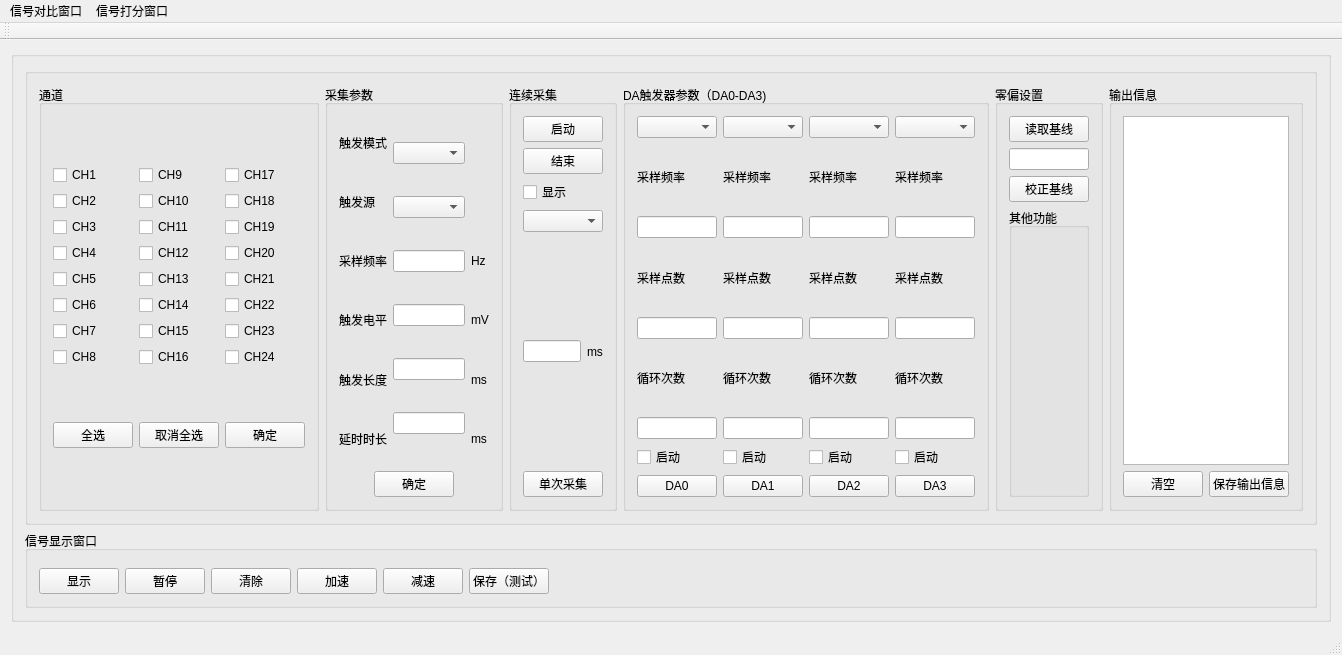
Old version of the form HectoBioWindow.ui in the repository FakeItUtillMakeIt/HectoBioWindow.
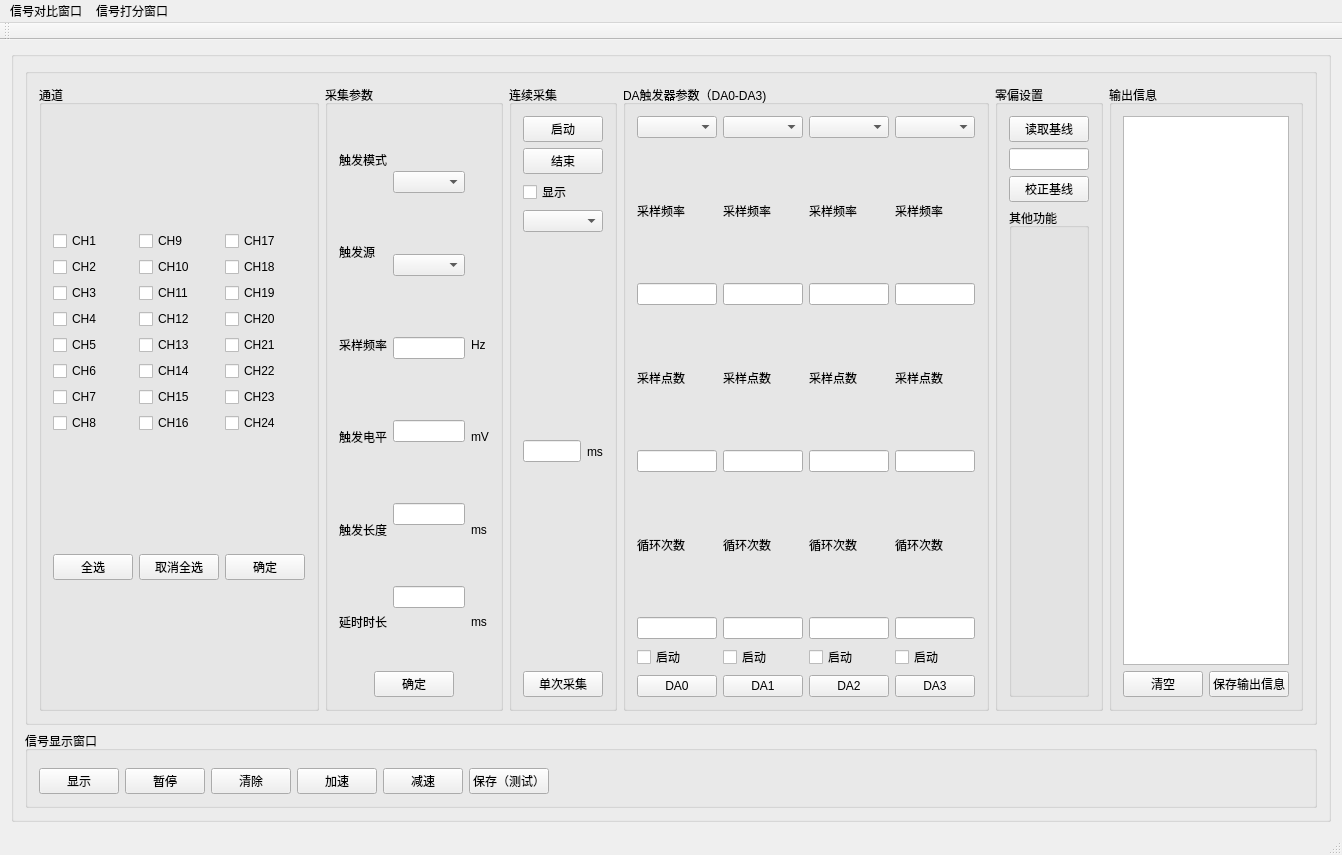
New version of the form. Icons and pictures are not drawn. Custom widgets are drawn as their Qt base class.

Diff of the .ui file:
```diff
--- a/HectoBioWindow.ui
+++ b/HectoBioWindow.ui
@@ -7,7 +7,7 @@
     <x>0</x>
     <y>0</y>
     <width>1255</width>
-    <height>655</height>
+    <height>855</height>
    </rect>
   </property>
   <property name="windowTitle">
```
Left out of the diff: 3 changed lines with no effect on the pictures.
